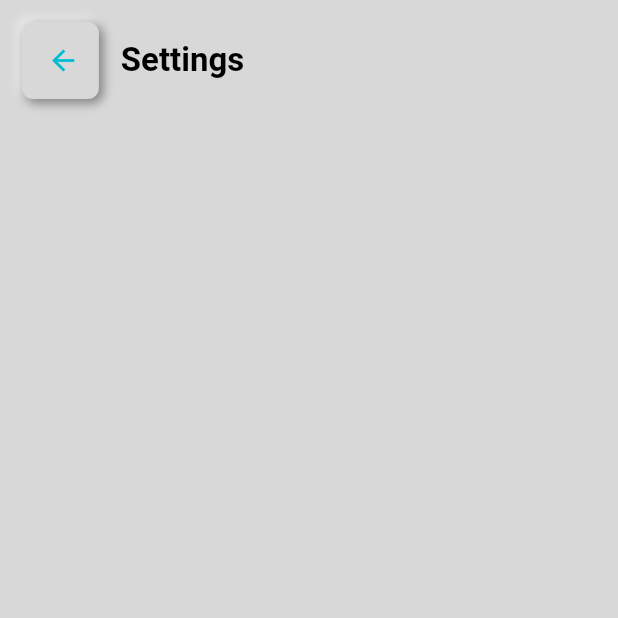
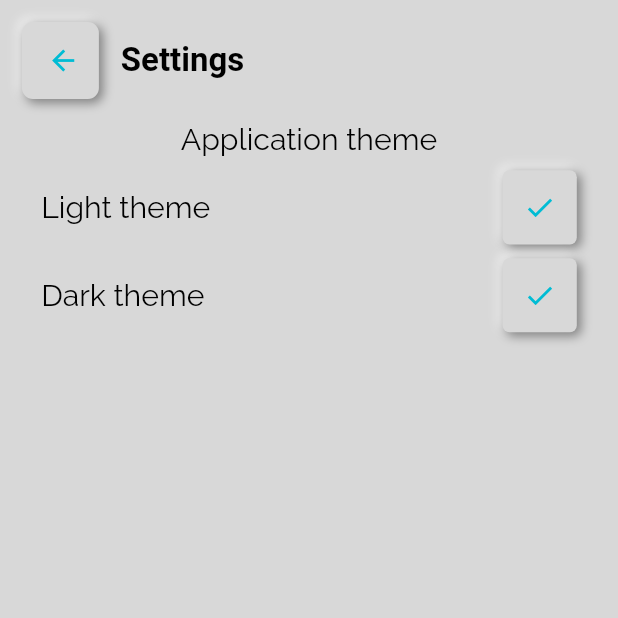
Before and after one commit to yash-ahir/passman-flutter, a Flutter app: the SettingsRoute screen opened by its route, on a phone screen of 412 x 824 dp, the top half of it. Run offline on Flutter 3.47's test engine with Material 2 defaults, Android fonts, the phone set to English and light mode, and no system bars; drawn by our look-alikes of flutter_neumorphic; our stand-ins replace easy_dynamic_theme, moor, responsive_framework; missing offline and left inert: clipboard, encrypt, pinenacl; generated files the repository leaves out were written again; Roboto replaces fonts that are missing (FiraSansCondensed).

Commit message:
Added dynamic theming

```diff
--- a/lib/routes/settings_route.dart
+++ b/lib/routes/settings_route.dart
@@ -1,5 +1,6 @@
 import 'package:flutter_neumorphic/flutter_neumorphic.dart';
 import 'package:passman/widgets/neumorphic_icon_button.dart';
+import 'package:passman/widgets/system_theme_picker.dart';
 
 class SettingsRoute extends StatefulWidget {
   static String routeName = "/settings-route";
@@ -28,7 +29,13 @@ class _SettingsRouteState extends State<SettingsRoute> {
 
     return Scaffold(
       appBar: appBar,
-      body: SingleChildScrollView(),
+      body: Column(
+        children: [
+          SingleChildScrollView(
+            child: SystemThemePicker(),
+          ),
+        ],
+      ),
     );
   }
 }
```
